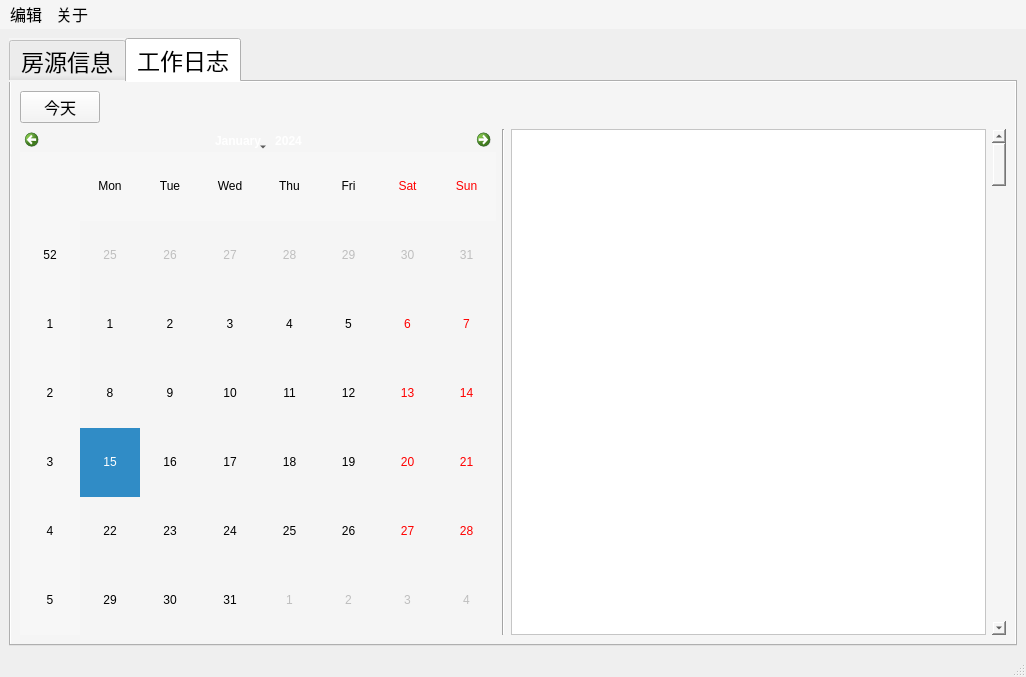
Above: uiFile/main_ui.ui from YixuanWoo/my-work-log-system before the change. Below: the same form after it.
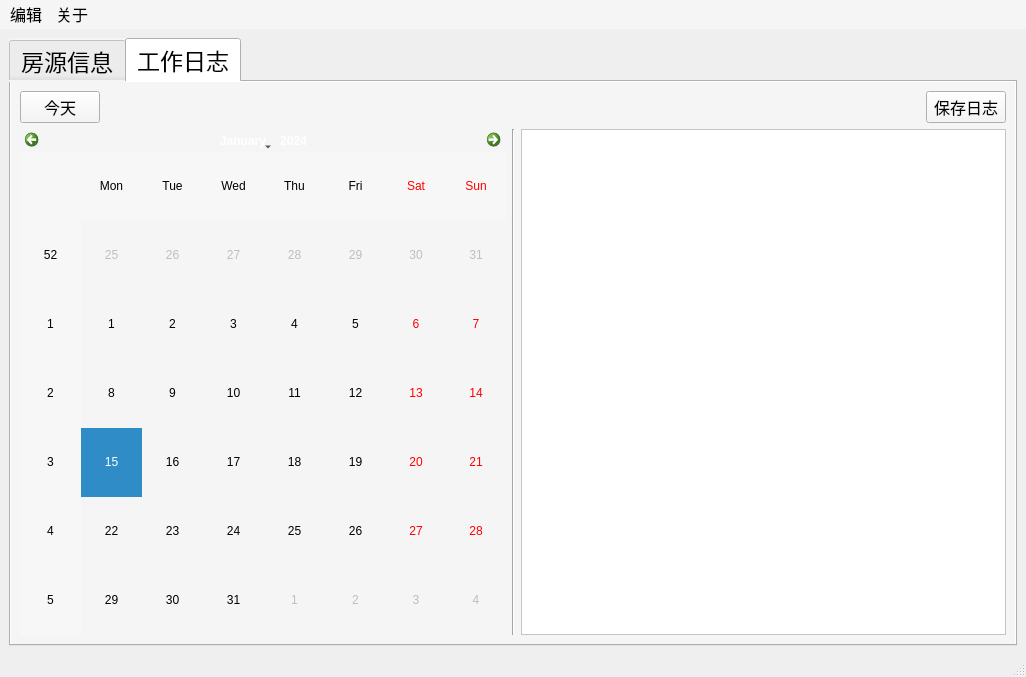
That is the form after the change. The open tabs and pages were chosen to show the change.

```diff
--- a/uiFile/main_ui.ui
+++ b/uiFile/main_ui.ui
@@ -401,6 +401,18 @@
             </property>
            </spacer>
           </item>
+          <item>
+           <widget class="QPushButton" name="savelogbutton">
+            <property name="font">
+             <font>
+              <pointsize>12</pointsize>
+             </font>
+            </property>
+            <property name="text">
+             <string>保存日志</string>
+            </property>
+           </widget>
+          </item>
          </layout>
         </item>
         <item>
@@ -429,13 +441,6 @@
             </property>
            </widget>
           </item>
-          <item>
-           <widget class="QScrollBar" name="verticalScrollBar">
-            <property name="orientation">
-             <enum>Qt::Vertical</enum>
-            </property>
-           </widget>
-          </item>
          </layout>
         </item>
        </layout>
```
Left out of the diff: 7 changed lines with no effect on the pictures.
